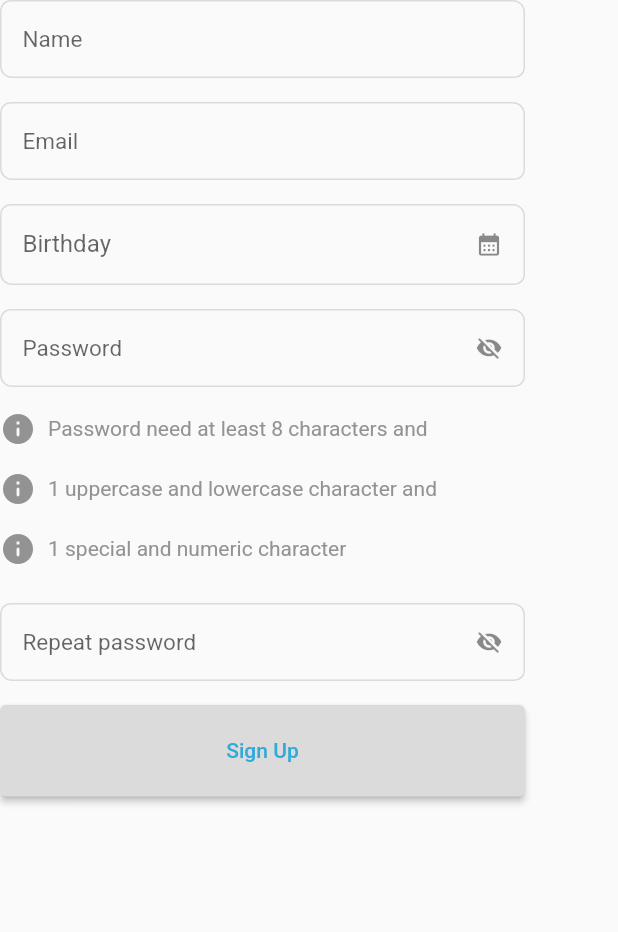
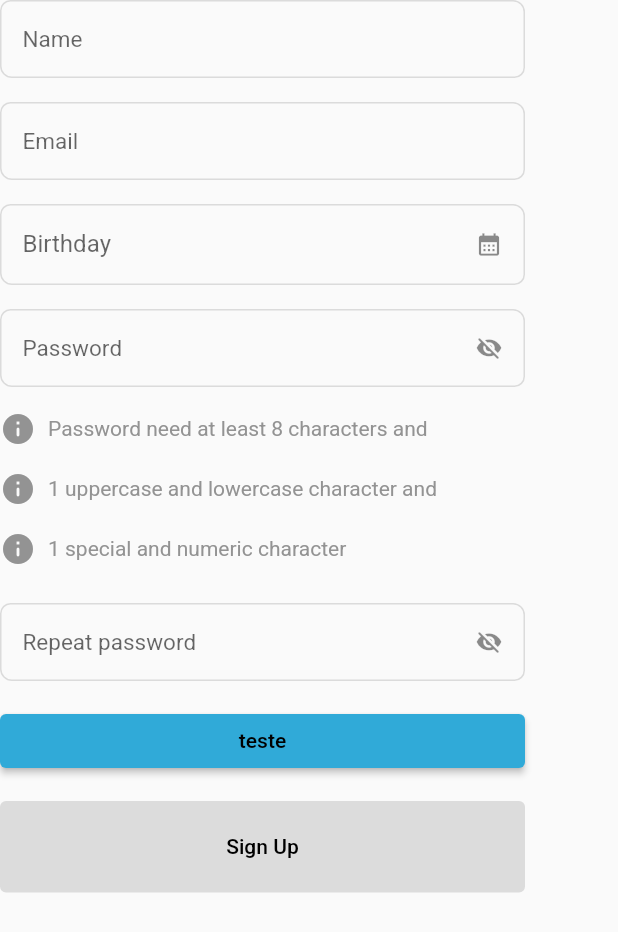
Before and after one commit to fluxiv/fxv_ide, a Flutter app: the MyForm widget shown alone on an empty page, opened directly, on a phone screen of 412 x 824 dp. Shown: the top 932 px of the screen. Run offline on Flutter 3.47's test engine with Material 2 defaults, Android fonts, the phone set to English and light mode, and no system bars; our stand-ins replace flutter_form_builder, mask_text_input_formatter, validators.

Commit message:
Change: resolvendo um montão de coisa

```diff
--- a/lib/environment/environment.dart
+++ b/lib/environment/environment.dart
@@ -1,5 +1,5 @@
  class Environment{
-  String urlApi = 'http://localhost:4040/';
+  String urlApi = '127.0.0.1:4040';
   String token = '';
 
 }
--- a/lib/main.dart
+++ b/lib/main.dart
@@ -17,7 +17,7 @@ class MyApp extends StatelessWidget {
   Widget build(BuildContext context) {
     return MaterialApp(
       debugShowCheckedModeBanner: false,
-      title: 'Flutter Demo',
+      title: 'Fluxiv space',
       theme: ThemeData(
         primaryColor: const Color(FxvTheme.fxvColor),
         fontFamily: 'Heebo',
--- a/lib/models/user_models.dart
+++ b/lib/models/user_models.dart
@@ -24,7 +24,7 @@ class UserModels {
 class SignUpModels {
   String fieldName;
   dynamic value;
-  bool errors;
+  int errors;
 
   SignUpModels({
     required this.fieldName,
--- a/lib/views/welcome/signup.dart
+++ b/lib/views/welcome/signup.dart
@@ -3,6 +3,7 @@ import 'package:flutter/material.dart';
 //import 'package:intl/intl.dart';
 import 'package:fxv_ide/components/form_dynamic_fields.dart';
 import 'package:fxv_ide/models/user_models.dart';
+import 'package:fxv_ide/services/user_services.dart';
 // import 'package:fxv_ide/modals/country.dart';
 // import 'package:http/http.dart' as http;
 
@@ -71,12 +72,14 @@ class MyForm extends StatefulWidget {
 // }
 class MyFormState extends State<MyForm> {
   final _formKey = GlobalKey<FormState>();
-  bool changeFormState = false;
+  //List changeFormState = [];
   var formValues = [];
-  setFormState(bool myBool,String fieldName, dynamic myValue) {
+  setFormState(int myBool,String fieldName, dynamic myValue) {
     setState(() {
-      changeFormState = myBool;
-      var lookIndex = formValues.indexOf((item) => item.fieldName == fieldName);
+      var lookIndex = formValues.indexWhere((item) => item.fieldName == fieldName);
+      // var teste = formValues.contains((e) => e.fieldName == fieldName);
+      // var teste2 = formValues.map((e) => e.fieldName == fieldName);
+      // var teste3 = formValues.indexWhere((element) => element.fieldName == fieldName);
       if(lookIndex != -1){
         formValues[lookIndex] = SignUpModels(fieldName: fieldName, value: myValue, errors: myBool);
       } else{
@@ -149,7 +152,18 @@ class MyFormState extends State<MyForm> {
                           ),
                         ),
                       ),
-
+                      Padding(
+                        padding: const EdgeInsets.only(bottom: 16),
+                        child: SizedBox(
+                          width: 350,
+                          child: ElevatedButton(
+                            onPressed: () => {
+                              print(formValues)
+                            },
+                            child: const Text('teste'),
+                          ),
+                        )
+                      ),
                       // Padding(
                       //   padding: const EdgeInsets.only(bottom: 16),
                       //   child: SizedBox(
@@ -174,27 +188,28 @@ class MyFormState extends State<MyForm> {
                       //     ),
                       //   ),
                       // ),
+
                       Padding(
                         padding: const EdgeInsets.only(bottom: 16),
                         child: SizedBox(
                           width: 350.0,
                           child: ElevatedButton(
-                            onPressed: !changeFormState ? (){
+                            onPressed: formValues.indexWhere((item) => item.errors == 0 || item.errors == 1) == -1  ? () async {
                               var finalValues = {};
                               //var finalValues = UserModels(name: name, birthday: birthday, email: email, password: password);
                               //_formKey.currentState?.save(),
-                              formValues.forEach((e) {
-                                finalValues[e.fieldName] = e.value;
-                              });
-                              print(finalValues);
+                              for(var value in formValues){
+                                finalValues[value.fieldName] = value.value;
+                              }
+                              var response = await UserServices().postUser(finalValues);
                             } : null,
                             // ignore: sort_child_properties_last
-                            child: const Text(
+                            child: Text(
                               'Sign Up',
-                              style: TextStyle(color: Color(0xff30AAD8)),
+                              style: TextStyle(color: formValues.indexWhere((item) => item.errors == 0 || item.errors == 1) == -1 ? const Color(0xff30AAD8) : const Color(0xff000000)),
                             ),
                             style: ElevatedButton.styleFrom(
-                              primary: const Color(0xffdbdbdb),
+                              backgroundColor: formValues.indexWhere((item) => item.errors == 0 || item.errors == 1) == -1 ? const Color(0xffdbdbdb) :  const Color(0xff30AAD8),
                               padding: const EdgeInsets.symmetric(
                                   horizontal: 50, vertical: 20),
                             ),
```
Also changed, not shown: lib/components/form_dynamic_fields.dart (+31 -15 lines), lib/services/user_services.dart (+6 -4 lines), 1 other file.
